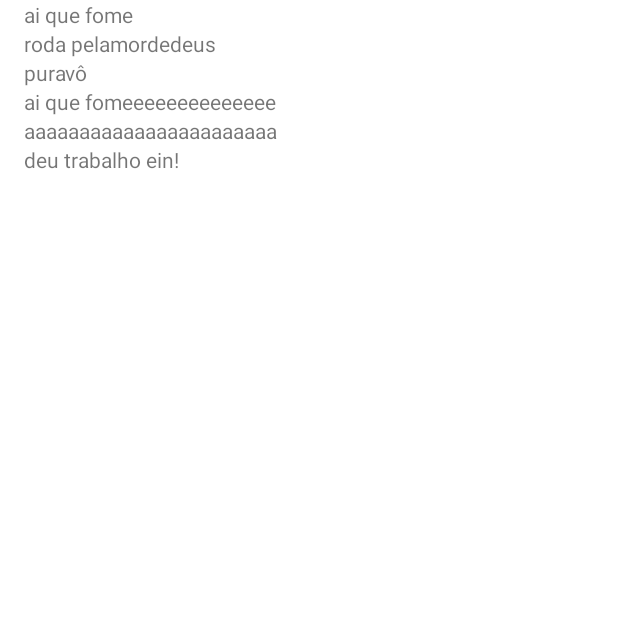
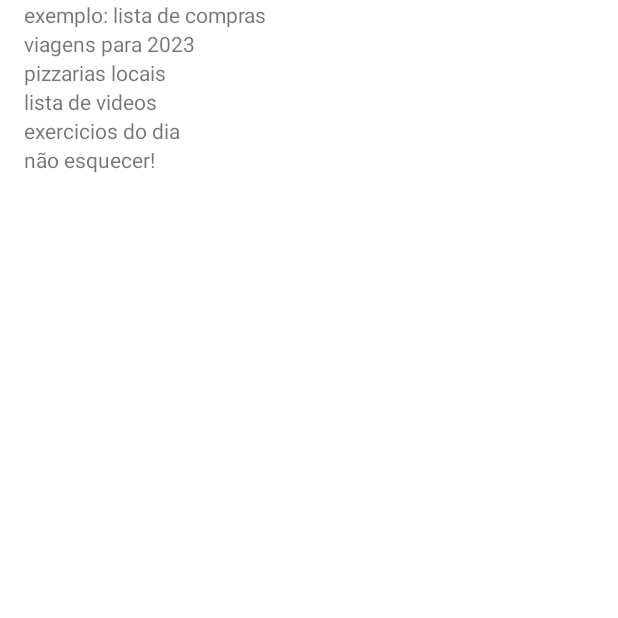
Before and after one commit to AkaciaPark/Projeto-Notas, an Android app: the screen it shows after launch (MainActivity), on a phone screen of 412 x 824 dp, the top half of it. Run offline under Robolectric (Android 15) with nearby library versions, the phone set to English and light mode, and no system bars.

Commit message:
add some notes

```diff
--- a/app/src/main/java/com/example/mynotes/ui/activity/MainActivity.kt
+++ b/app/src/main/java/com/example/mynotes/ui/activity/MainActivity.kt
@@ -23,13 +23,13 @@ class MainActivity : Activity(){
 
         val recyclerView = findViewById<RecyclerView>(R.id.recyclerView)
         recyclerView.adapter = ListaProdutoAdapter(context = this, produto = listOf(
-            Produto(nota1 = "ai que fome",
-                nota2 = "roda pelamordedeus",
-                nota3 = "puravô"
+            Produto(nota1 = "exemplo: lista de compras",
+                nota2 = "viagens para 2023",
+                nota3 = "pizzarias locais"
             ),
-            Produto(nota1 = "ai que fomeeeeeeeeeeeeee",
-                nota2 = "aaaaaaaaaaaaaaaaaaaaaaa",
-                nota3 = "deu trabalho ein!"
+            Produto(nota1 = "lista de videos",
+                nota2 = "exercicios do dia",
+                nota3 = "não esquecer!"
             ),
         ))
        // recyclerView.layoutManager = LinearLayoutManager(this)
```
